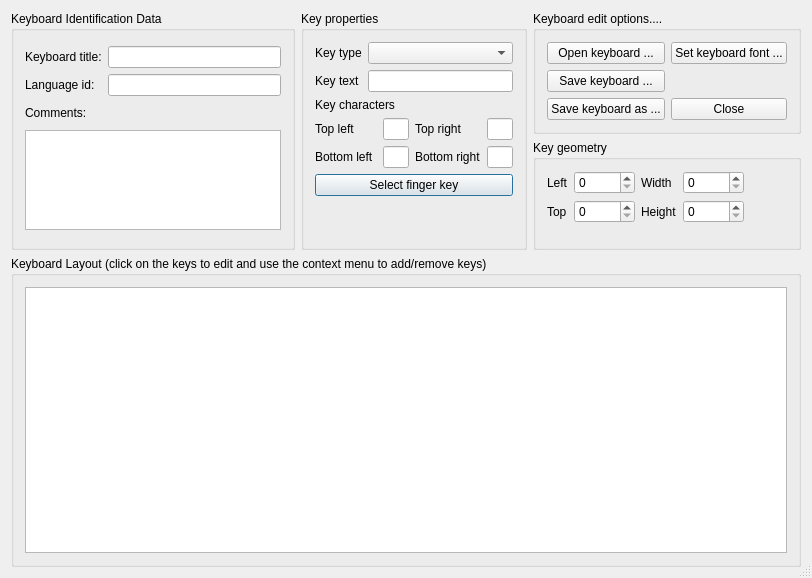
Above: src/ui/ktouchkeyboardeditordialog.ui from KDE/ktouch before the change. Below: the same form after it.
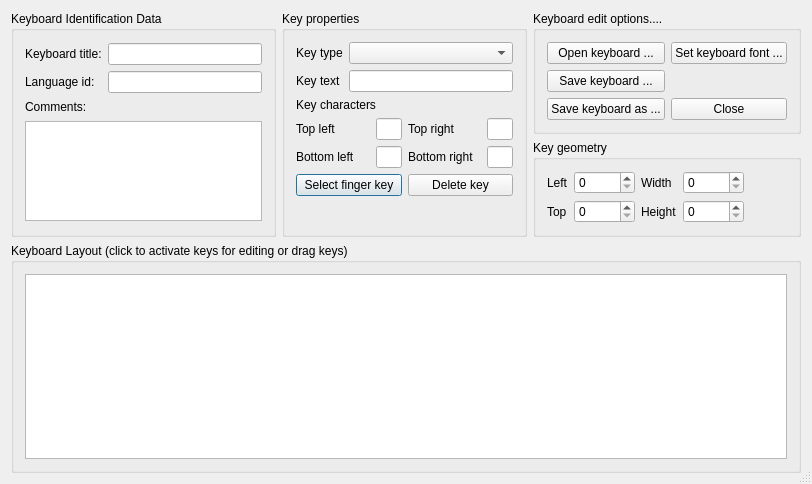
That is the form after the change. Custom widgets are drawn as their Qt base class.

Commit message: Now keys can be properly deleted in the keyboard editor.

```diff
--- a/src/ui/ktouchkeyboardeditordialog.ui
+++ b/src/ui/ktouchkeyboardeditordialog.ui
@@ -6,7 +6,7 @@
     <x>0</x>
     <y>0</y>
     <width>812</width>
-    <height>578</height>
+    <height>484</height>
    </rect>
   </property>
   <property name="windowTitle" >
@@ -248,6 +248,8 @@
        </layout>
       </item>
       <item>
+       <layout class="QHBoxLayout" >
+        <item>
        <widget class="KPushButton" name="selectFingerKeyButton" >
         <property name="text" >
          <string>Select finger key</string>
@@ -258,6 +260,15 @@
        </widget>
       </item>
       <item>
+         <widget class="KPushButton" name="deleteKeyButton" >
+          <property name="text" >
+           <string>Delete key</string>
+          </property>
+         </widget>
+        </item>
+       </layout>
+      </item>
+      <item>
        <spacer>
         <property name="orientation" >
          <enum>Qt::Vertical</enum>
@@ -267,8 +278,8 @@
         </property>
         <property name="sizeHint" >
          <size>
-          <width>20</width>
-          <height>40</height>
+          <width>217</width>
+          <height>21</height>
          </size>
         </property>
        </spacer>
@@ -495,7 +506,7 @@
       </sizepolicy>
      </property>
      <property name="title" >
-      <string>Keyboard Layout (click on the keys to edit and use the context menu to add/remove keys)</string>
+      <string>Keyboard Layout (click to activate keys for editing or drag keys)</string>
      </property>
      <layout class="QHBoxLayout" >
       <item>
```
Left out of the diff: 2 changed lines with no effect on the pictures. Lines whose indentation alone changed are shown as unchanged. The commit also changes 5 other files.
